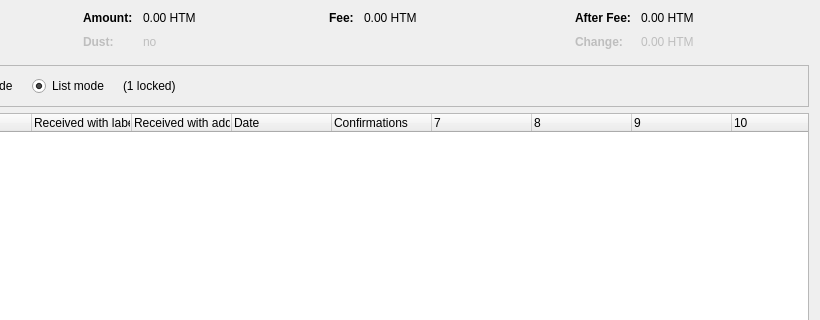
Qt form src/qt/forms/coincontroldialog.ui (HTMLCOIN/HTMLCOIN) before a commit; both pictures show x 180 to 1000 and y 0 to 320 of the 1000 by 500 pixel window.
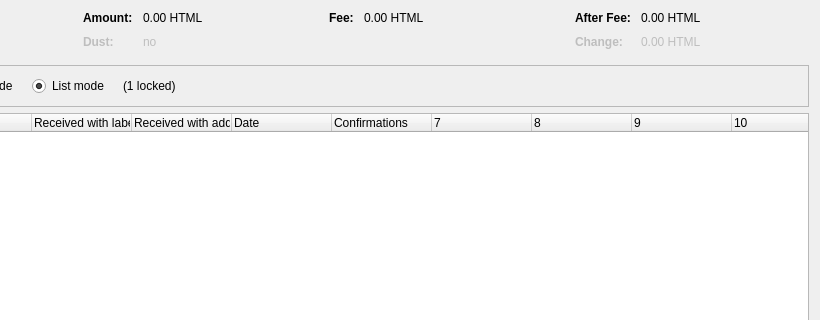
The same form after that commit. Custom widgets are drawn as their Qt base class.

What changed in the file:
```diff
--- a/src/qt/forms/coincontroldialog.ui
+++ b/src/qt/forms/coincontroldialog.ui
@@ -132,7 +132,7 @@
           <enum>Qt::ActionsContextMenu</enum>
          </property>
          <property name="text">
-          <string notr="true">0.00 HTM</string>
+          <string notr="true">0.00 HTML</string>
          </property>
          <property name="textInteractionFlags">
           <set>Qt::LinksAccessibleByMouse|Qt::TextSelectableByKeyboard|Qt::TextSelectableByMouse</set>
@@ -212,7 +212,7 @@
           <enum>Qt::ActionsContextMenu</enum>
          </property>
          <property name="text">
-          <string notr="true">0.00 HTM</string>
+          <string notr="true">0.00 HTML</string>
          </property>
          <property name="textInteractionFlags">
           <set>Qt::LinksAccessibleByMouse|Qt::TextSelectableByKeyboard|Qt::TextSelectableByMouse</set>
@@ -257,7 +257,7 @@
           <enum>Qt::ActionsContextMenu</enum>
          </property>
          <property name="text">
-          <string notr="true">0.00 HTM</string>
+          <string notr="true">0.00 HTML</string>
          </property>
          <property name="textInteractionFlags">
           <set>Qt::LinksAccessibleByMouse|Qt::TextSelectableByKeyboard|Qt::TextSelectableByMouse</set>
@@ -292,7 +292,7 @@
           <enum>Qt::ActionsContextMenu</enum>
          </property>
          <property name="text">
-          <string notr="true">0.00 HTM</string>
+          <string notr="true">0.00 HTML</string>
          </property>
          <property name="textInteractionFlags">
           <set>Qt::LinksAccessibleByMouse|Qt::TextSelectableByKeyboard|Qt::TextSelectableByMouse</set>
```
